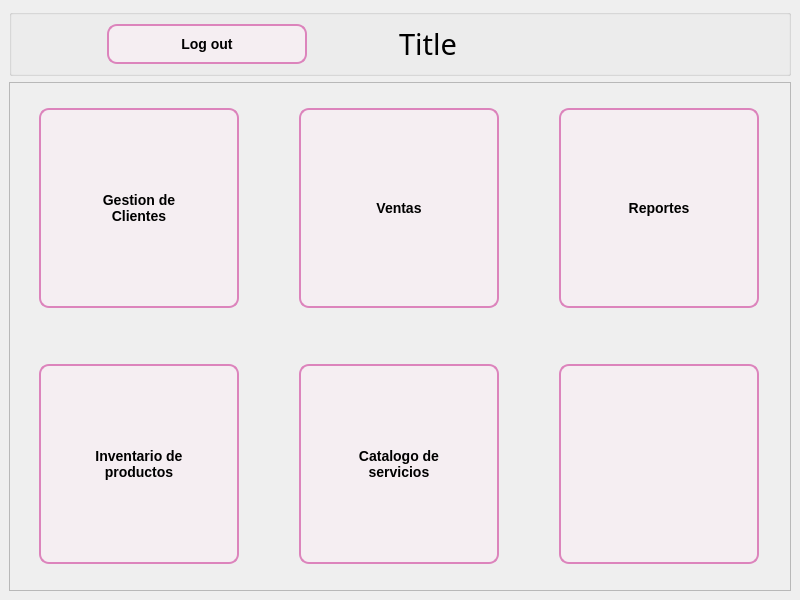
Old version of the form GUI/sub_ventanas/ui/reportes/adminDesigner.ui in the repository C-Sebastian-M/GLAM_MAKEUP_STORE.
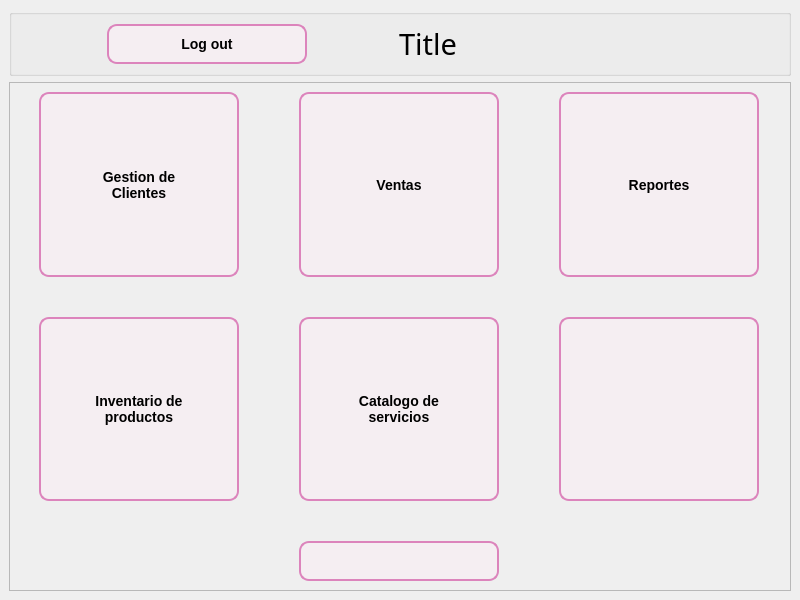
New version of the form. Icons and pictures are not drawn.

Diff of the .ui file:
```diff
--- a/GUI/sub_ventanas/ui/reportes/adminDesigner.ui
+++ b/GUI/sub_ventanas/ui/reportes/adminDesigner.ui
@@ -194,7 +194,7 @@
 }
 </string>
          </property>
-         <layout class="QGridLayout" name="gridLayout" rowstretch="0,0,0" columnstretch="0,0,0,0">
+         <layout class="QGridLayout" name="gridLayout" rowstretch="0,0,0,0" columnstretch="0,0,0,0,0,0">
           <property name="sizeConstraint">
            <enum>QLayout::SetDefaultConstraint</enum>
           </property>
@@ -213,29 +213,26 @@
           <property name="spacing">
            <number>40</number>
           </property>
+          <item row="2" column="5">
+           <widget class="QPushButton" name="roleBtn">
+            <property name="sizePolicy">
+             <sizepolicy hsizetype="Expanding" vsizetype="Expanding">
+              <horstretch>0</horstretch>
+              <verstretch>0</verstretch>
+             </sizepolicy>
+            </property>
+            <property name="maximumSize">
+             <size>
+              <width>200</width>
+              <height>200</height>
+             </size>
+            </property>
+            <property name="text">
+             <string/>
+            </property>
+           </widget>
+          </item>
           <item row="0" column="2">
-           <widget class="QPushButton" name="ventasBtn">
-            <property name="sizePolicy">
-             <sizepolicy hsizetype="Expanding" vsizetype="Expanding">
-              <horstretch>0</horstretch>
-              <verstretch>0</verstretch>
-             </sizepolicy>
-            </property>
-            <property name="maximumSize">
-             <size>
-              <width>200</width>
-              <height>200</height>
-             </size>
-            </property>
-            <property name="text">
-             <string>Ventas</string>
-            </property>
-            <property name="autoDefault">
-             <bool>false</bool>
-            </property>
-           </widget>
-          </item>
-          <item row="0" column="0">
            <widget class="QPushButton" name="gestionBtn">
             <property name="enabled">
              <bool>true</bool>
@@ -267,8 +264,8 @@
             </property>
            </widget>
           </item>
-          <item row="2" column="3">
-           <widget class="QPushButton" name="roleBtn">
+          <item row="0" column="4">
+           <widget class="QPushButton" name="ventasBtn">
             <property name="sizePolicy">
              <sizepolicy hsizetype="Expanding" vsizetype="Expanding">
               <horstretch>0</horstretch>
@@ -282,11 +279,34 @@
              </size>
             </property>
             <property name="text">
-             <string/>
+             <string>Ventas</string>
+            </property>
+            <property name="autoDefault">
+             <bool>false</bool>
             </property>
            </widget>
           </item>
           <item row="2" column="2">
+           <widget class="QPushButton" name="inventarioBtn">
+            <property name="sizePolicy">
+             <sizepolicy hsizetype="Expanding" vsizetype="Expanding">
+              <horstretch>0</horstretch>
+              <verstretch>0</verstretch>
+             </sizepolicy>
+            </property>
+            <property name="maximumSize">
+             <size>
+              <width>200</width>
+              <height>200</height>
+             </size>
+            </property>
+            <property name="text">
+             <string>Inventario de
+productos</string>
+            </property>
+           </widget>
+          </item>
+          <item row="2" column="4">
            <widget class="QPushButton" name="catalogoBtn">
             <property name="sizePolicy">
              <sizepolicy hsizetype="Expanding" vsizetype="Expanding">
@@ -306,7 +326,7 @@
             </property>
            </widget>
           </item>
-          <item row="0" column="3">
+          <item row="0" column="5">
            <widget class="QPushButton" name="reportesBtn">
             <property name="sizePolicy">
              <sizepolicy hsizetype="Expanding" vsizetype="Expanding">
@@ -325,23 +345,16 @@
             </property>
            </widget>
           </item>
-          <item row="2" column="0">
-           <widget class="QPushButton" name="inventarioBtn">
+          <item row="3" column="4">
+           <widget class="QPushButton" name="pushButton_cambiarLogo">
             <property name="sizePolicy">
-             <sizepolicy hsizetype="Expanding" vsizetype="Expanding">
+             <sizepolicy hsizetype="Minimum" vsizetype="Fixed">
               <horstretch>0</horstretch>
               <verstretch>0</verstretch>
              </sizepolicy>
             </property>
-            <property name="maximumSize">
-             <size>
-              <width>200</width>
-              <height>200</height>
-             </size>
-            </property>
             <property name="text">
-             <string>Inventario de
-productos</string>
+             <string/>
             </property>
            </widget>
           </item>
```
